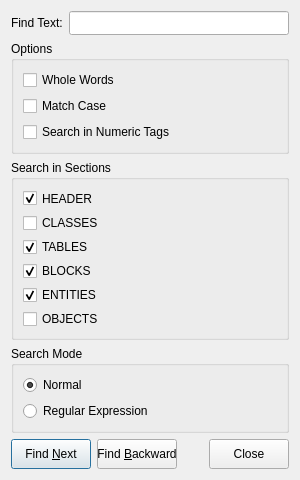
Above: src/ezdxf/addons/browser/find_dialog.ui from mozman/ezdxf before the change. Below: the same form after it.
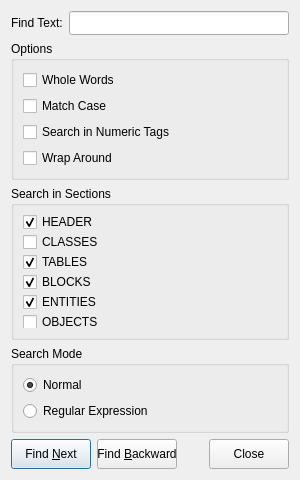
That is the form after the change.

```diff
--- a/src/ezdxf/addons/browser/find_dialog.ui
+++ b/src/ezdxf/addons/browser/find_dialog.ui
@@ -109,6 +109,16 @@
           </property>
          </widget>
         </item>
+        <item>
+         <widget class="QCheckBox" name="wrap_around_check_box">
+          <property name="toolTip">
+           <string/>
+          </property>
+          <property name="text">
+           <string>Wrap Around</string>
+          </property>
+         </widget>
+        </item>
        </layout>
       </widget>
      </item>
```
Left out of the diff: 14 changed lines with no effect on the pictures.
